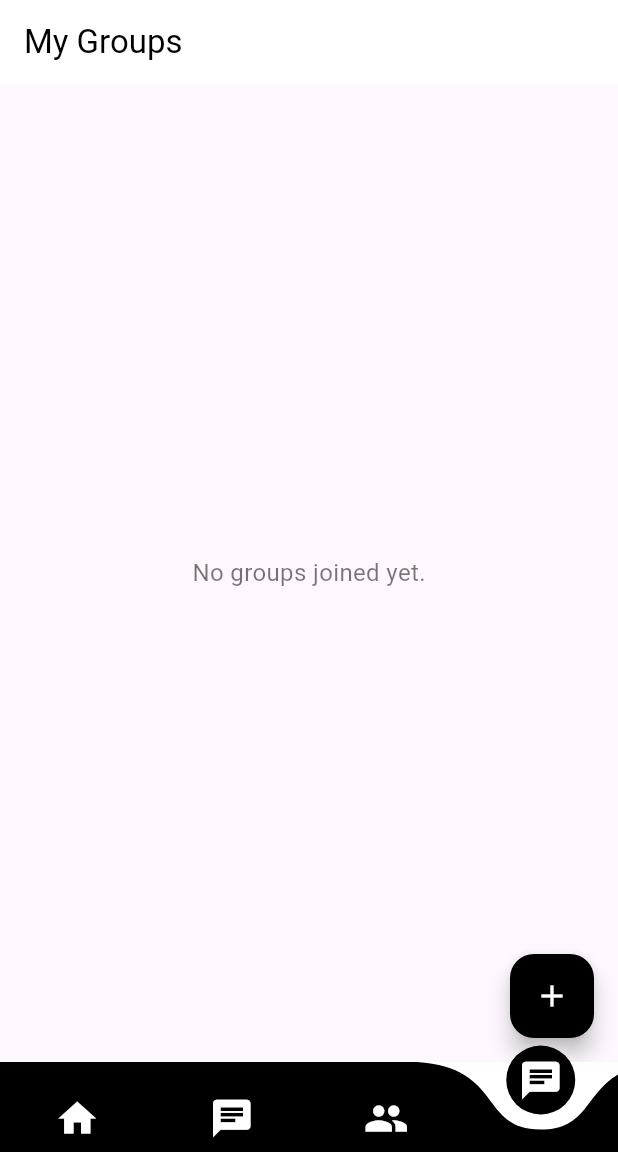
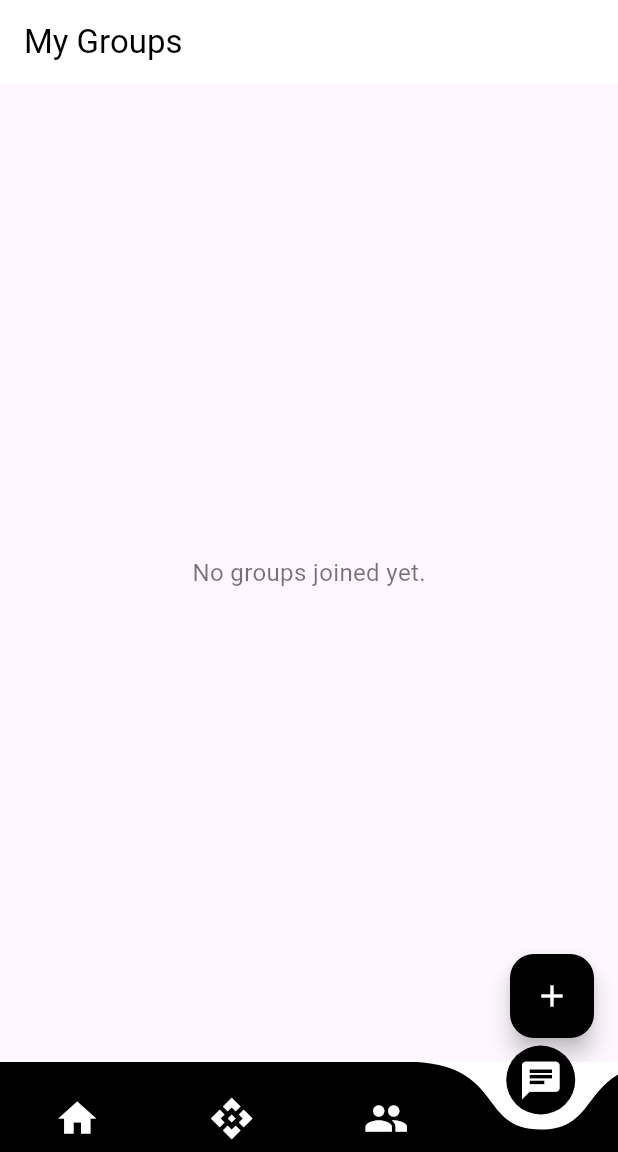
Before and after one commit to Hackmey/VoyageHack2.0-public, a Flutter app: the screen it shows once a user with an empty profile is signed in, item 4 of the bottom bar chosen, on a phone screen of 412 x 824 dp, the part 84-1236 px from its top. Run offline on Flutter 3.47's test engine with Material 3 defaults, Android fonts, the phone set to English and light mode, and no system bars; drawn by our look-alikes of curved_navigation_bar; our stand-ins replace cloud_firestore, firebase_auth, firebase_core, flutter_svg, geolocator, google_maps_flutter and 1 more; accounts and stored records are empty.

Commit message:
Edited the icon and search preview

```diff
--- a/swizzle_frontend/lib/screens/home.dart
+++ b/swizzle_frontend/lib/screens/home.dart
@@ -105,7 +105,7 @@ class _HomePageState extends State<HomePage> {
         animationCurve: Curves.easeInOut,
         items: const <Widget>[
           Icon(Icons.home, size: 30, color: Colors.white),
-          Icon(Icons.chat, size: 30, color: Colors.white),
+          Icon(Icons.api, size: 30, color: Colors.white),
           Icon(Icons.group, size: 30, color: Colors.white),
           Icon(Icons.chat, size: 30, color: Colors.white),
         ],
```
Also changed, not shown: swizzle_frontend/lib/screens/searchItinerary.dart (+0 -9 lines).
